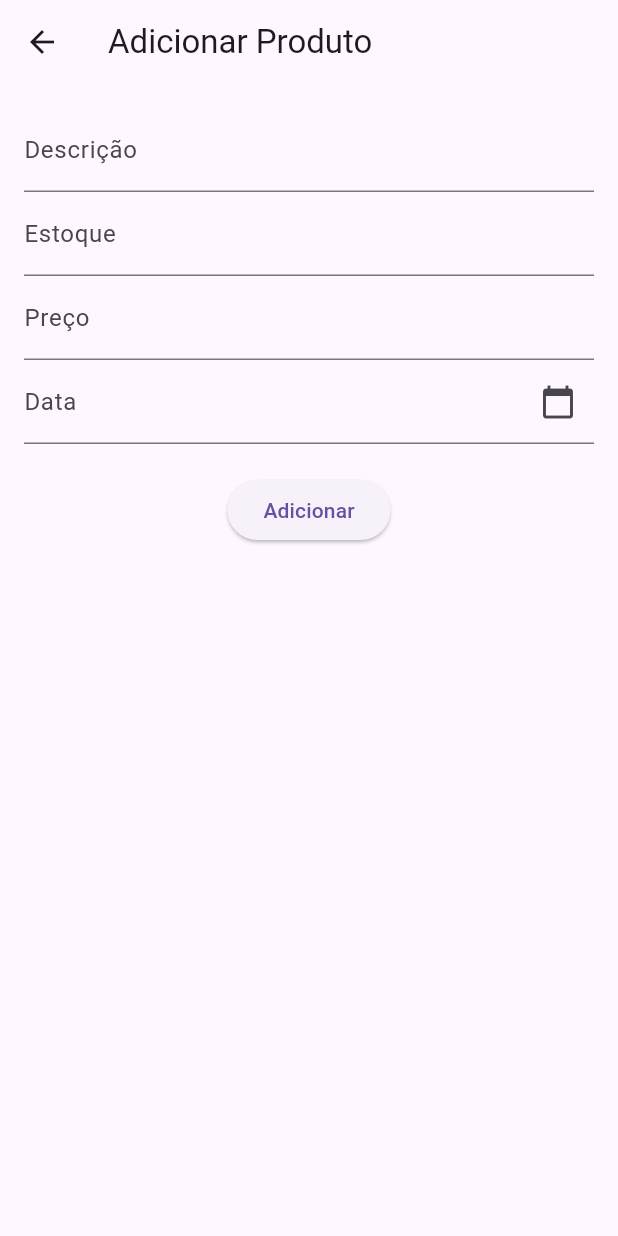
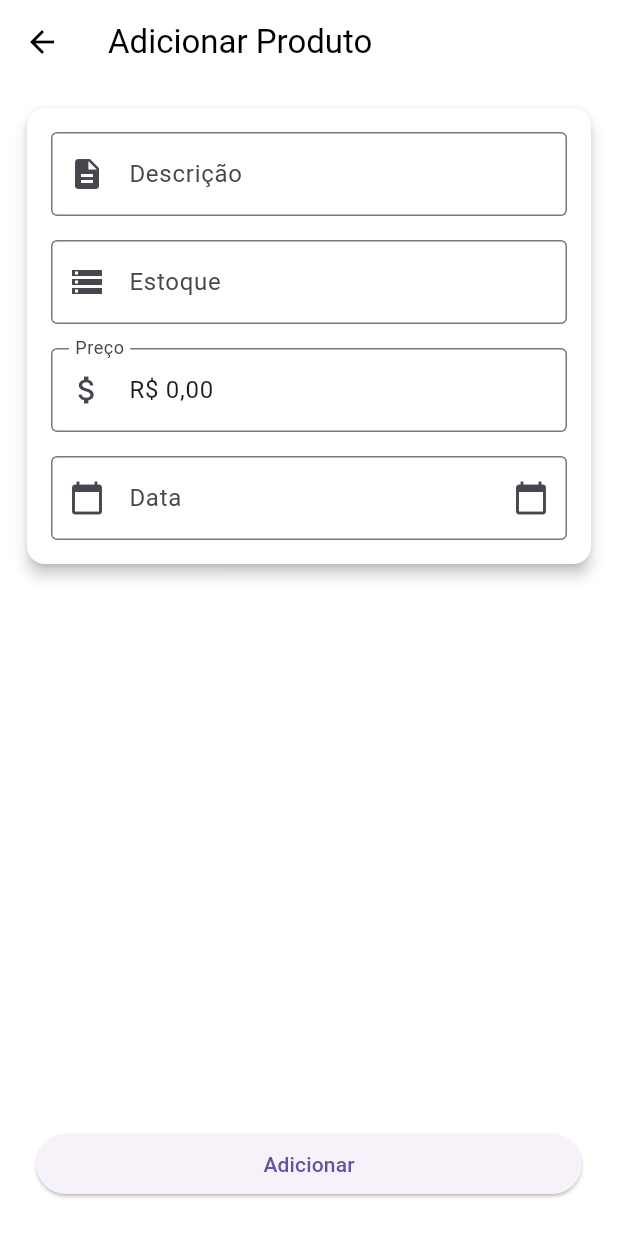
Before and after one commit to ArthurCandido/Produtos_front, a Flutter app: the screen it shows after launch, after a tap on the "add" icon, on a phone screen of 412 x 824 dp. Run offline on Flutter 3.47's test engine with Material 3 defaults, Android fonts, the phone set to English and light mode, and no system bars; our stand-ins replace flutter_masked_text2; network calls fail.

Commit message:
masks and widgets

```diff
--- a/lib/screens/add_edit_produtos_screen.dart
+++ b/lib/screens/add_edit_produtos_screen.dart
@@ -1,4 +1,6 @@
 import 'package:flutter/material.dart';
+import 'package:flutter/services.dart';
+import 'package:flutter_masked_text2/flutter_masked_text2.dart';
 import '../models/produto.dart';
 import '../services/api_service.dart';
 
@@ -17,7 +19,7 @@ class _AddEditProdutoScreenState extends State<AddEditProdutoScreen> {
 
   late TextEditingController descricaoController;
   late TextEditingController estoqueController;
-  late TextEditingController precoController;
+  late MoneyMaskedTextController precoController;
   late TextEditingController dataController;
 
   @override
@@ -27,8 +29,12 @@ class _AddEditProdutoScreenState extends State<AddEditProdutoScreen> {
         TextEditingController(text: widget.produto?.descricao ?? '');
     estoqueController =
         TextEditingController(text: widget.produto?.estoque.toString());
-    precoController =
-        TextEditingController(text: widget.produto?.preco.toString());
+    precoController = MoneyMaskedTextController(
+      initialValue: widget.produto?.preco ?? 0.0,
+      leftSymbol: 'R\$ ',
+      decimalSeparator: ',',
+      thousandSeparator: '.',
+    );
     dataController = TextEditingController(
         text: widget.produto?.data.toIso8601String().split('T').first);
   }
@@ -62,16 +68,36 @@ class _AddEditProdutoScreenState extends State<AddEditProdutoScreen> {
       appBar: AppBar(
         title: Text(
             widget.produto == null ? 'Adicionar Produto' : 'Editar Produto'),
+        backgroundColor: Colors.white,
+        foregroundColor: Colors.black,
       ),
+      backgroundColor: Colors.white,
       body: Padding(
-        padding: const EdgeInsets.all(16.0),
+        padding: const EdgeInsets.all(8.0),
+        child: Column(
+          children: <Widget>[
+            Expanded(
               child: Form(
                 key: _formKey,
+                child: ListView(
+                  children: <Widget>[
+                    Padding(
+                      padding: const EdgeInsets.symmetric(horizontal: 10.0),
+                      child: Card(
+                        color: Colors.white,
+                        elevation: 4,
+                        margin: const EdgeInsets.symmetric(vertical: 8.0),
+                        child: Padding(
+                          padding: const EdgeInsets.all(16.0),
                           child: Column(
                             children: <Widget>[
                               TextFormField(
                                 controller: descricaoController,
-                decoration: const InputDecoration(labelText: 'Descrição'),
+                                decoration: const InputDecoration(
+                                  labelText: 'Descrição',
+                                  border: OutlineInputBorder(),
+                                  prefixIcon: Icon(Icons.description),
+                                ),
                                 validator: (value) {
                                   if (value!.isEmpty) {
                                     return 'Por favor, insira a descrição';
@@ -79,10 +105,18 @@ class _AddEditProdutoScreenState extends State<AddEditProdutoScreen> {
                                   return null;
                                 },
                               ),
+                              const SizedBox(height: 16),
                               TextFormField(
                                 controller: estoqueController,
-                decoration: const InputDecoration(labelText: 'Estoque'),
+                                decoration: const InputDecoration(
+                                  labelText: 'Estoque',
+                                  border: OutlineInputBorder(),
+                                  prefixIcon: Icon(Icons.storage),
+                                ),
                                 keyboardType: TextInputType.number,
+                                inputFormatters: <TextInputFormatter>[
+                                  FilteringTextInputFormatter.digitsOnly
+                                ],
                                 validator: (value) {
                                   if (value!.isEmpty) {
                                     return 'Por favor, insira o estoque';
@@ -90,9 +124,14 @@ class _AddEditProdutoScreenState extends State<AddEditProdutoScreen> {
                                   return null;
                                 },
                               ),
+                              const SizedBox(height: 16),
                               TextFormField(
                                 controller: precoController,
-                decoration: const InputDecoration(labelText: 'Preço'),
+                                decoration: const InputDecoration(
+                                  labelText: 'Preço',
+                                  border: OutlineInputBorder(),
+                                  prefixIcon: Icon(Icons.attach_money),
+                                ),
                                 keyboardType: TextInputType.number,
                                 validator: (value) {
                                   if (value!.isEmpty) {
@@ -101,10 +140,13 @@ class _AddEditProdutoScreenState extends State<AddEditProdutoScreen> {
                                   return null;
                                 },
                               ),
+                              const SizedBox(height: 16),
                               TextFormField(
                                 controller: dataController,
                                 decoration: InputDecoration(
                                   labelText: 'Data',
+                                  border: const OutlineInputBorder(),
+                                  prefixIcon: const Icon(Icons.calendar_today),
                                   suffixIcon: IconButton(
                                     icon: const Icon(Icons.calendar_today),
                                     onPressed: () => _selectDate(context),
@@ -118,15 +160,26 @@ class _AddEditProdutoScreenState extends State<AddEditProdutoScreen> {
                                   return null;
                                 },
                               ),
-              const SizedBox(height: 20),
-              ElevatedButton(
+                            ],
+                          ),
+                        ),
+                      ),
+                    ),
+                  ],
+                ),
+              ),
+            ),
+            Container(
+              width: double.infinity,
+              padding: const EdgeInsets.all(16.0),
+              child: ElevatedButton(
                 onPressed: () async {
                   if (_formKey.currentState!.validate()) {
                     Produto produto = Produto(
                       id: widget.produto?.id ?? 0,
                       descricao: descricaoController.text,
                       estoque: int.parse(estoqueController.text),
-                      preco: double.parse(precoController.value.text),
+                      preco: precoController.numberValue,
                       data: DateTime.parse(dataController.text),
                     );
 
@@ -142,8 +195,8 @@ class _AddEditProdutoScreenState extends State<AddEditProdutoScreen> {
                 },
                 child: Text(widget.produto == null ? 'Adicionar' : 'Salvar'),
               ),
+            ),
           ],
-          ),
         ),
       ),
     );
--- a/lib/screens/produtos_screen.dart
+++ b/lib/screens/produtos_screen.dart
@@ -36,16 +36,33 @@ class _ProdutosScreenState extends State<ProdutosScreen> {
     return Scaffold(
       appBar: AppBar(
         title: const Text('Produtos'),
+        backgroundColor: Colors.white,
+        foregroundColor: Colors.black,
       ),
-      body: ListView.builder(
+      backgroundColor: Colors.white,
+      body: Padding(
+        padding: const EdgeInsets.all(8.0),
+        child: ListView.builder(
           itemCount: produtos.length,
           itemBuilder: (context, index) {
-          return ListTile(
-            title: Text(produtos[index].descricao),
+            return Column(
+              children: [
+                Padding(
+                  padding: const EdgeInsets.symmetric(horizontal: 10.0),
+                  child: Card(
+                    color: Colors.white,
+                    elevation: 4,
+                    margin: const EdgeInsets.symmetric(vertical: 8.0),
+                    child: ListTile(
+                      title: Text(
+                        produtos[index].descricao,
+                        style: const TextStyle(fontWeight: FontWeight.bold),
+                      ),
                       subtitle: Text(
-                'Estoque: ${produtos[index].estoque} - Preço: ${produtos[index].preco}'),
+                        'Estoque: ${produtos[index].estoque} - Preço: ${produtos[index].preco}',
+                      ),
                       trailing: IconButton(
-              icon: const Icon(Icons.delete),
+                        icon: const Icon(Icons.delete, color: Colors.red),
                         onPressed: () async {
                           await apiService.deleteProduto(produtos[index].id);
                           fetchProdutos();
@@ -63,8 +80,17 @@ class _ProdutosScreenState extends State<ProdutosScreen> {
                           fetchProdutos();
                         }
                       },
+                    ),
+                  ),
+                ),
+                const Padding(
+                  padding: EdgeInsets.symmetric(horizontal: 10.0),
+                  child: Divider(),
+                ),
+              ],
             );
           },
+        ),
       ),
       floatingActionButton: FloatingActionButton(
         onPressed: () async {
@@ -78,6 +104,8 @@ class _ProdutosScreenState extends State<ProdutosScreen> {
             fetchProdutos();
           }
         },
+        backgroundColor: Colors.white,
+        foregroundColor: Colors.black,
         child: const Icon(Icons.add),
       ),
     );
--- a/pubspec.yaml
+++ b/pubspec.yaml
@@ -36,6 +36,7 @@ dependencies:
   # Use with the CupertinoIcons class for iOS style icons.
   cupertino_icons: ^1.0.6
   http: ^1.2.2
+  flutter_masked_text2: ^0.9.1
 
 dev_dependencies:
   flutter_test:
```
Also changed, not shown: pubspec.lock. Lines whose indentation alone changed are shown as unchanged.
